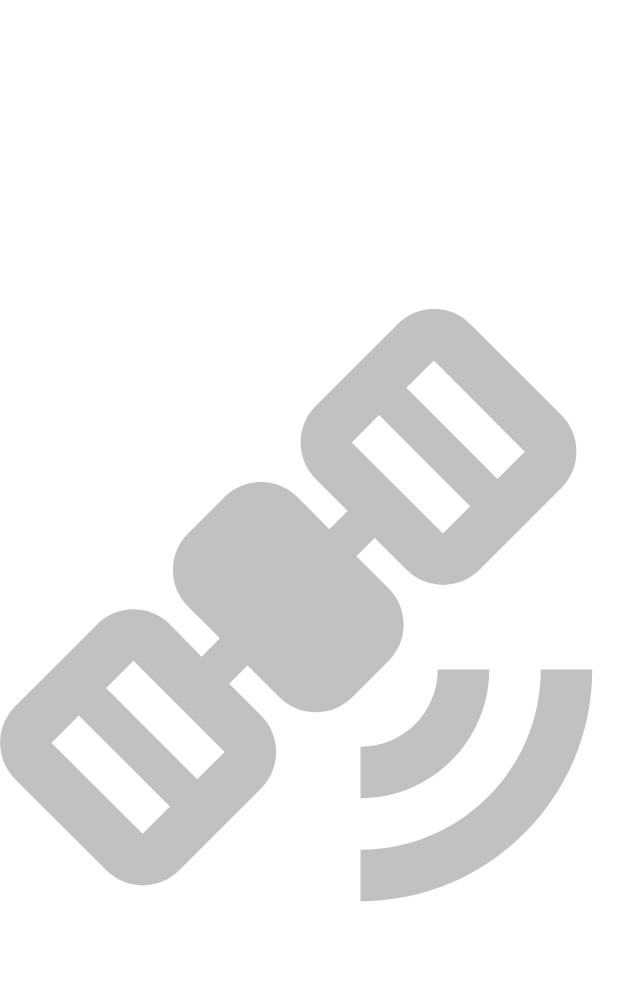
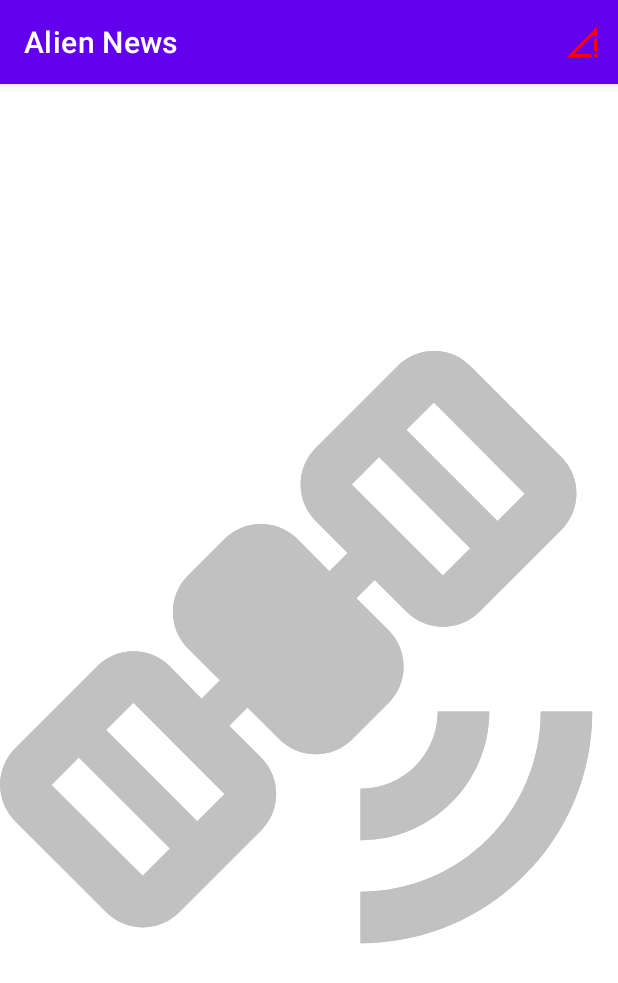
Before and after one commit to Risto12/alien_news, an Android app: the first screen one second after launch (FullscreenActivity before the commit, MainActivity after it), on a phone screen of 412 x 824 dp. Shown: the top 983 px of the screen. Run offline under Robolectric (Android 15) with nearby library versions, the phone set to English and light mode, and no system bars.

Commit message:
safe args and menu icon added

```diff
--- a/app/src/main/AndroidManifest.xml
+++ b/app/src/main/AndroidManifest.xml
@@ -14,7 +14,7 @@
         android:theme="@style/Theme.AlienNews"
         tools:targetApi="31">
         <activity
-            android:name=".FullscreenActivity"
+            android:name=".MainActivity"
             android:configChanges="orientation|keyboardHidden|screenSize"
             android:exported="true"
             android:label="@string/app_name"
--- a/app/src/main/java/com/madeThisUp/alienNews/FullscreenActivity.kt
+++ /dev/null
@@ -1,179 +0,0 @@
-package com.madeThisUp.alienNews
-
-import androidx.appcompat.app.AppCompatActivity
-import android.annotation.SuppressLint
-import android.os.Build
-import android.os.Bundle
-import android.os.Handler
-import android.os.Looper
-import android.view.MotionEvent
-import android.view.View
-import android.view.WindowInsets
-import android.widget.LinearLayout
-import androidx.lifecycle.ViewModel
-import com.madeThisUp.alienNews.databinding.ActivityFullscreenBinding
-import com.madeThisUp.alienNews.fragments.NewsChannelFragment
-
-class A: ViewModel()
-
-/**
- * An example full-screen activity that shows and hides the system UI (i.e.
- * status bar and navigation/system bar) with user interaction.
- */
-class FullscreenActivity : AppCompatActivity() {
-
-    private lateinit var binding: ActivityFullscreenBinding
-    private lateinit var fullscreenContent: LinearLayout
-    //private lateinit var fullscreenContentControls: LinearLayout
-    private val hideHandler = Handler(Looper.myLooper()!!)
-
-    @SuppressLint("InlinedApi")
-    private val hidePart2Runnable = Runnable {
-        // Delayed removal of status and navigation bar
-        if (Build.VERSION.SDK_INT >= 30) {
-            fullscreenContent.windowInsetsController?.hide(WindowInsets.Type.statusBars() or WindowInsets.Type.navigationBars())
-        } else {
-            // Note that some of these constants are new as of API 16 (Jelly Bean)
-            // and API 19 (KitKat). It is safe to use them, as they are inlined
-            // at compile-time and do nothing on earlier devices.
-            fullscreenContent.systemUiVisibility =
-                View.SYSTEM_UI_FLAG_LOW_PROFILE or
-                        View.SYSTEM_UI_FLAG_FULLSCREEN or
-                        View.SYSTEM_UI_FLAG_LAYOUT_STABLE or
-                        View.SYSTEM_UI_FLAG_IMMERSIVE_STICKY or
-                        View.SYSTEM_UI_FLAG_LAYOUT_HIDE_NAVIGATION or
-                        View.SYSTEM_UI_FLAG_HIDE_NAVIGATION
-        }
-    }
-    private val showPart2Runnable = Runnable {
-        // Delayed display of UI elements
-        supportActionBar?.show()
-        //fullscreenContentControls.visibility = View.VISIBLE
-    }
-
-    private var isFullscreen: Boolean = false
-
-    private val hideRunnable = Runnable { hide() }
-
-    /**
-     * Touch listener to use for in-layout UI controls to delay hiding the
-     * system UI. This is to prevent the jarring behavior of controls going away
-     * while interacting with activity UI.
-     */
-    private val delayHideTouchListener = View.OnTouchListener { view, motionEvent ->
-        when (motionEvent.action) {
-            MotionEvent.ACTION_DOWN -> if (AUTO_HIDE) {
-                delayedHide(AUTO_HIDE_DELAY_MILLIS)
-            }
-            MotionEvent.ACTION_UP -> view.performClick()
-            else -> {
-            }
-        }
-        false
-    }
-
-    @SuppressLint("ClickableViewAccessibility")
-    override fun onCreate(savedInstanceState: Bundle?) {
-        super.onCreate(savedInstanceState)
-
-        binding = ActivityFullscreenBinding.inflate(layoutInflater)
-        setContentView(binding.root)
-
-        supportActionBar?.setDisplayHomeAsUpEnabled(true)
-
-        isFullscreen = true
-
-
-        // Set up the user interaction to manually show or hide the system UI.
-        fullscreenContent = binding.fullScreenContent
-        fullscreenContent.setOnClickListener { toggle() }
-        /*
-        if (savedInstanceState == null) { // otherwise duplicate fragments would be created
-            // Code below was deprecated because nav controller handles creating the fragment
-            // because its set up as start destination. If this code would have been here
-            // it the previous fragment could have been seen under the new one
-            supportFragmentManager
-                .beginTransaction()
-                .add( // TODO this
-                    R.id.fullScreenFragmentContainer,
-                    NewsChannelFragment(),
-                    NewsChannelFragment::class.java.canonicalName as String // preventing rare case of name colliding
-                ).commit()
-        }
-        */
-        //fullscreenContentControls = binding.fullscreenContentControls
-    }
-
-    override fun onPostCreate(savedInstanceState: Bundle?) {
-        super.onPostCreate(savedInstanceState)
-
-        // Trigger the initial hide() shortly after the activity has been
-        // created, to briefly hint to the user that UI controls
-        // are available.
-        delayedHide(100)
-    }
-
-    private fun toggle() {
-        if (isFullscreen) {
-            hide()
-        } else {
-            show()
-        }
-    }
-
-    private fun hide() {
-        // Hide UI first
-        supportActionBar?.hide()
-        //fullscreenContentControls.visibility = View.GONE
-        isFullscreen = false
-
-        // Schedule a runnable to remove the status and navigation bar after a delay
-        hideHandler.removeCallbacks(showPart2Runnable)
-        hideHandler.postDelayed(hidePart2Runnable, UI_ANIMATION_DELAY.toLong())
-    }
-
-    private fun show() {
-        // Show the system bar
-        if (Build.VERSION.SDK_INT >= 30) {
-            fullscreenContent.windowInsetsController?.show(WindowInsets.Type.statusBars() or WindowInsets.Type.navigationBars())
-        } else {
-            fullscreenContent.systemUiVisibility =
-                View.SYSTEM_UI_FLAG_LAYOUT_FULLSCREEN or
-                        View.SYSTEM_UI_FLAG_LAYOUT_HIDE_NAVIGATION
-        }
-        isFullscreen = true
-
-        // Schedule a runnable to display UI elements after a delay
-        hideHandler.removeCallbacks(hidePart2Runnable)
-        hideHandler.postDelayed(showPart2Runnable, UI_ANIMATION_DELAY.toLong())
-    }
-
-    /**
-     * Schedules a call to hide() in [delayMillis], canceling any
-     * previously scheduled calls.
-     */
-    private fun delayedHide(delayMillis: Int) {
-        hideHandler.removeCallbacks(hideRunnable)
-        hideHandler.postDelayed(hideRunnable, delayMillis.toLong())
-    }
-
-    companion object {
-        /**
-         * Whether or not the system UI should be auto-hidden after
-         * [AUTO_HIDE_DELAY_MILLIS] milliseconds.
-         */
-        private const val AUTO_HIDE = true
-
-        /**
-         * If [AUTO_HIDE] is set, the number of milliseconds to wait after
-         * user interaction before hiding the system UI.
-         */
-        private const val AUTO_HIDE_DELAY_MILLIS = 3000
-
-        /**
-         * Some older devices needs a small delay between UI widget updates
-         * and a change of the status and navigation bar.
-         */
-        private const val UI_ANIMATION_DELAY = 300
-    }
-}
--- /dev/null
+++ b/app/src/main/java/com/madeThisUp/alienNews/MainActivity.kt
@@ -0,0 +1,50 @@
+package com.madeThisUp.alienNews
+
+import androidx.appcompat.app.AppCompatActivity
+import android.annotation.SuppressLint
+import android.os.Bundle
+import android.os.Handler
+import android.os.Looper
+import android.view.Menu
+import android.widget.LinearLayout
+import com.madeThisUp.alienNews.databinding.ActivityFullscreenBinding
+import com.madeThisUp.alienNews.fragments.NewsChannelFragment
+
+
+/**
+ * An example full-screen activity that shows and hides the system UI (i.e.
+ * status bar and navigation/system bar) with user interaction.
+ */
+class MainActivity : AppCompatActivity() {
+
+    private lateinit var binding: ActivityFullscreenBinding
+
+    override fun onCreateOptionsMenu(menu: Menu?): Boolean {
+        menuInflater.inflate(R.menu.connection_menu, menu)
+        return true
+    }
+
+    override fun onCreate(savedInstanceState: Bundle?) {
+        super.onCreate(savedInstanceState)
+
+        binding = ActivityFullscreenBinding.inflate(layoutInflater)
+        setContentView(binding.root)
+
+        if (savedInstanceState == null) { // otherwise duplicate fragments would be created
+            // Code below was deprecated because nav controller handles creating the fragment
+            // because its set up as start destination. If this code would have been here
+            // it the previous fragment could have been seen under the new one
+            supportFragmentManager
+                .beginTransaction()
+                .add( // TODO this
+                    R.id.fullScreenFragmentContainer,
+                    NewsChannelFragment(),
+                    NewsChannelFragment::class.java.canonicalName as String // preventing rare case of name colliding
+                ).commit()
+        }
+    }
+
+
+
+
+}
--- /dev/null
+++ b/app/src/main/res/drawable/ic_connection.xml
@@ -0,0 +1,5 @@
+<vector android:height="24dp" android:tint="#4BF823"
+    android:viewportHeight="24" android:viewportWidth="24"
+    android:width="24dp" xmlns:android="http://schemas.android.com/apk/res/android">
+    <path android:fillColor="@android:color/white" android:pathData="M2,22h20V2z"/>
+</vector>
--- /dev/null
+++ b/app/src/main/res/drawable/ic_no_connection.xml
@@ -0,0 +1,5 @@
+<vector android:height="24dp" android:tint="#FF0000"
+    android:viewportHeight="24" android:viewportWidth="24"
+    android:width="24dp" xmlns:android="http://schemas.android.com/apk/res/android">
+    <path android:fillColor="@android:color/white" android:pathData="M20,18h2v-8h-2V18zM20,22h2v-2h-2V22zM18,20v2H2L22,2v6h-2V6.83L6.83,20H18z"/>
+</vector>
--- a/app/src/main/res/layout/activity_fullscreen.xml
+++ b/app/src/main/res/layout/activity_fullscreen.xml
@@ -6,7 +6,7 @@
     xmlns:app="http://schemas.android.com/apk/res-auto"
     android:background="?attr/fullscreenBackgroundColor"
     android:theme="@style/ThemeOverlay.AlienNews.FullscreenContainer"
-    tools:context=".FullscreenActivity"
+    tools:context=".MainActivity"
     >
     <LinearLayout
         android:id="@+id/fullScreenContent"
--- /dev/null
+++ b/app/src/main/res/menu/connection_menu.xml
@@ -0,0 +1,10 @@
+<?xml version="1.0" encoding="utf-8"?>
+<menu xmlns:app="http://schemas.android.com/apk/res-auto"
+    xmlns:android="http://schemas.android.com/apk/res/android">
+    <item
+        android:id="@+id/connection_settings"
+        android:title="connection settings"
+        android:icon="@drawable/ic_no_connection"
+        app:showAsAction="always"
+        />
+</menu>
```
Also changed, not shown: app/src/main/java/com/madeThisUp/alienNews/fragments/NewsFragment.kt (+7 -0 lines).
